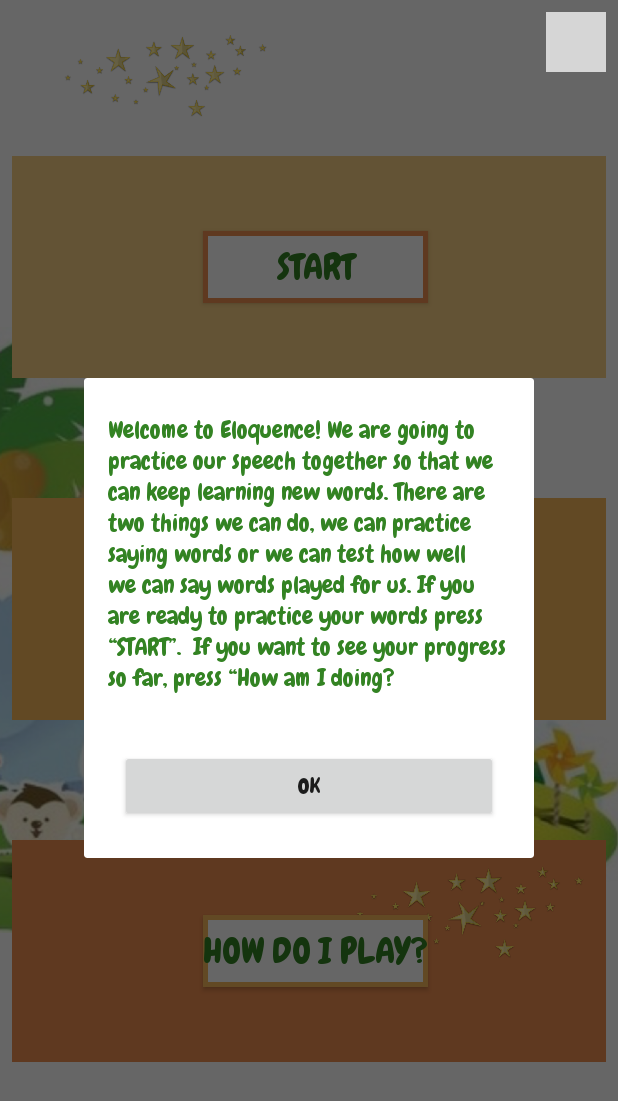
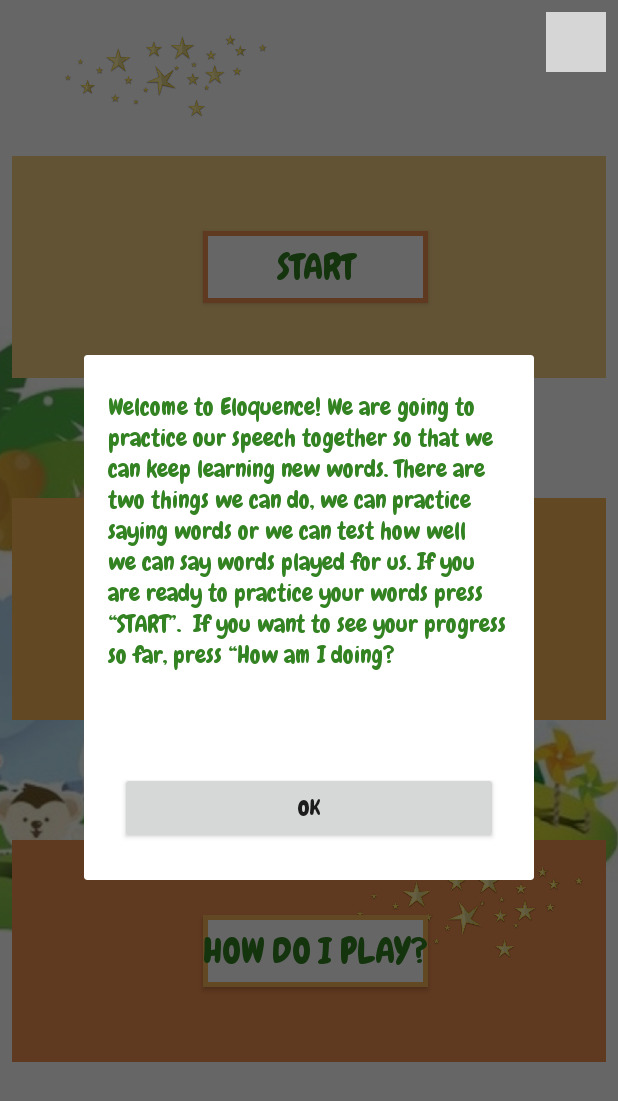
Before and after one commit to mie324/Eloquence, an Android app: the screen it shows after launch once a user with an empty profile is signed in (homePage), after a tap on "HOW DO I PLAY?", on a phone screen of 412 x 824 dp. Shown: the top 1101 px of the screen. Run offline under Robolectric (Android 15) with nearby library versions, the phone set to English and light mode, and no system bars; our stand-ins replace Firebase (no records; nobody signed in at launch, a user with empty details on screens opened directly); grey boxes are pictures that could not be loaded.

Commit message:
minor changes

```diff
--- a/app/src/main/java/com/example/urmi/eloquence/MainActivity.java
+++ b/app/src/main/java/com/example/urmi/eloquence/MainActivity.java
@@ -61,7 +61,7 @@
         tv = findViewById(R.id.resultTextView);
 
         WordsUtility = new WordsList();
-        testWords = WordsUtility.getTestWords(MAX_WORDS);
+        testWords = WordsUtility.getTestWords(MAX_WORDS, "test");
 
         tts_click = findViewById(R.id.tts_button);
         stt_click = findViewById(R.id.stt_button);
--- a/app/src/main/java/com/example/urmi/eloquence/TrainActivity.java
+++ b/app/src/main/java/com/example/urmi/eloquence/TrainActivity.java
@@ -60,7 +60,7 @@
         tv = findViewById(R.id.resultTextView);
 
         WordsUtility = new WordsList();
-        testWords = WordsUtility.getTestWords(MAX_WORDS);
+        testWords = WordsUtility.getTestWords(MAX_WORDS, "training");
 
         tts_click = findViewById(R.id.tts_button);
         stt_click = findViewById(R.id.stt_button);
--- a/app/src/main/res/layout/dialog.xml
+++ b/app/src/main/res/layout/dialog.xml
@@ -24,7 +24,7 @@
             <TextView
                 android:id="@+id/text"
                 android:layout_width="300dp"
-                android:layout_height="200dp"
+                android:layout_height="230dp"
                 android:layout_marginTop="24dp"
                 android:paddingLeft="16dp"
                 android:paddingRight="16dp"
```
